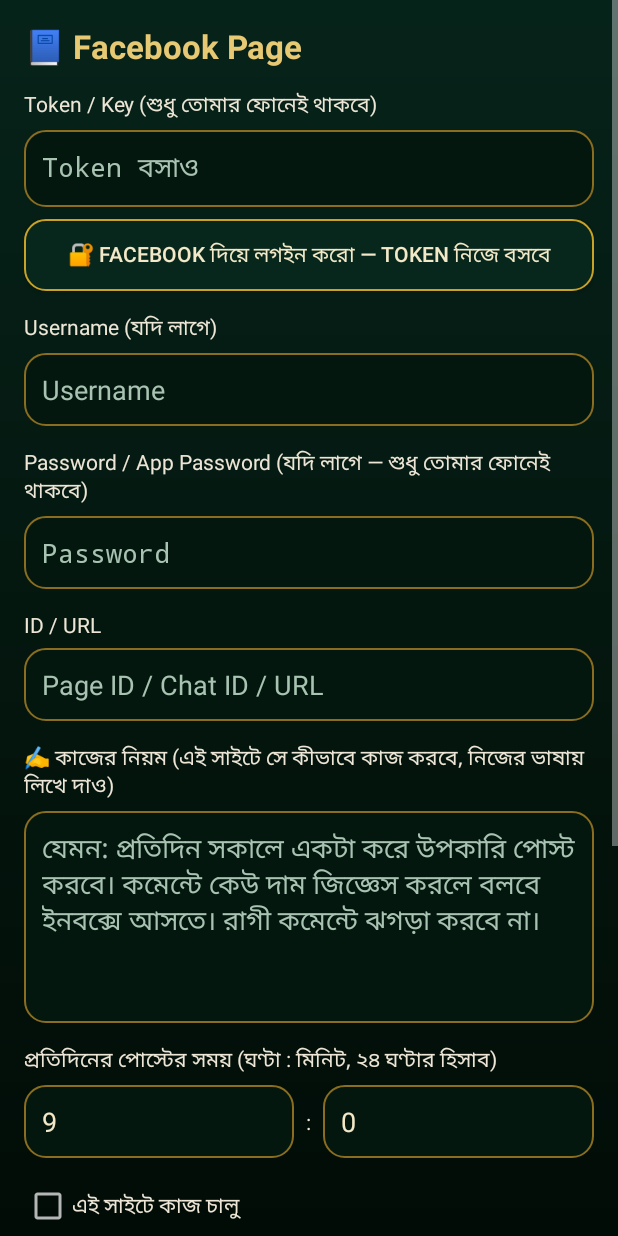
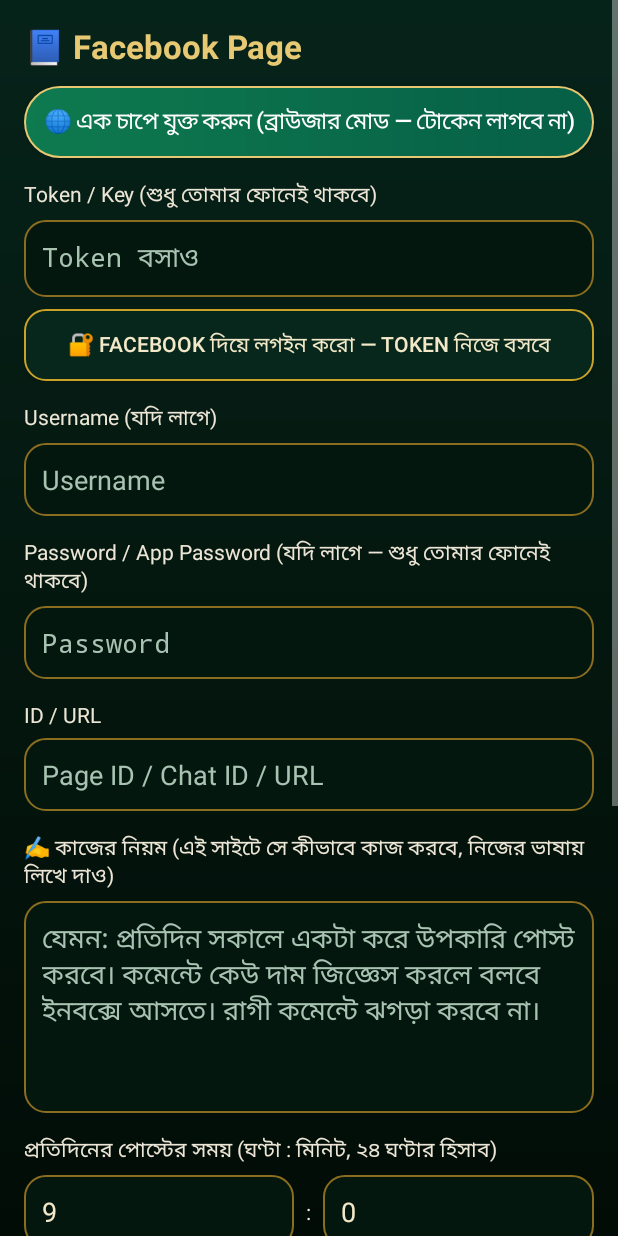
Before and after one commit to mdirfanahmedrabbe-design/NVN.ai, an Android app: the ServiceActivity screen opened directly, with no data from a screen before it, on a phone screen of 412 x 824 dp. Run offline under Robolectric (Android 15) with nearby library versions, the phone set to English and light mode, and no system bars.

Commit message:
One-tap browser-mode connect button on every service page

```diff
--- a/android/app/src/main/java/com/archer/ai/ServiceActivity.java
+++ b/android/app/src/main/java/com/archer/ai/ServiceActivity.java
@@ -67,6 +67,39 @@ public class ServiceActivity extends Activity {
         }
 
         info.setText(infoFor(svc));
+
+        // One-tap connect (browser mode): no token needed — she works through
+        // the in-app browser where the user is already logged in.
+        try {
+            android.widget.ScrollView scroll = (android.widget.ScrollView)
+                    ((android.view.ViewGroup) findViewById(android.R.id.content)).getChildAt(0);
+            android.widget.LinearLayout root = (android.widget.LinearLayout) scroll.getChildAt(0);
+            android.widget.Button oneTap = new android.widget.Button(this);
+            boolean alreadyBrowser = prefs.getBoolean("conn_" + svc + "_browser", false);
+            oneTap.setText(alreadyBrowser
+                    ? "✅ ব্রাউজার মোডে যুক্ত আছে — টোকেন লাগবে না"
+                    : "🌐 এক চাপে যুক্ত করুন (ব্রাউজার মোড — টোকেন লাগবে না)");
+            oneTap.setTextColor(0xFFFFFFFF);
+            oneTap.setTextSize(15);
+            oneTap.setBackgroundResource(R.drawable.btn_primary);
+            float d = getResources().getDisplayMetrics().density;
+            android.widget.LinearLayout.LayoutParams otpLp = new android.widget.LinearLayout.LayoutParams(
+                    android.widget.LinearLayout.LayoutParams.MATCH_PARENT,
+                    android.widget.LinearLayout.LayoutParams.WRAP_CONTENT);
+            otpLp.topMargin = (int) (12 * d);
+            oneTap.setLayoutParams(otpLp);
+            oneTap.setOnClickListener(v -> {
+                prefs.edit()
+                        .putBoolean("conn_" + svc + "_browser", true)
+                        .putBoolean("conn_" + svc + "_enabled", true)
+                        .apply();
+                NvnCore.markConnected(this, svc, null);
+                ConnectWorker.scheduleAll(getApplicationContext());
+                Toast.makeText(this, "যুক্ত হয়েছে — ব্রাউজার মোডে কাজ করবে", Toast.LENGTH_LONG).show();
+                finish();
+            });
+            root.addView(oneTap, 1);
+        } catch (Exception ignored) {}
 
         String tokenUrl = tokenUrlFor(svc);
         android.view.View tokenBtn = findViewById(R.id.svcTokenBtn);
```
